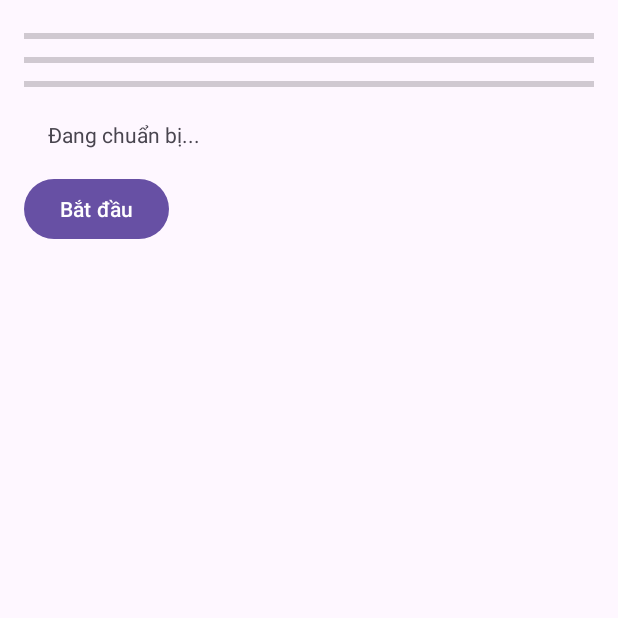
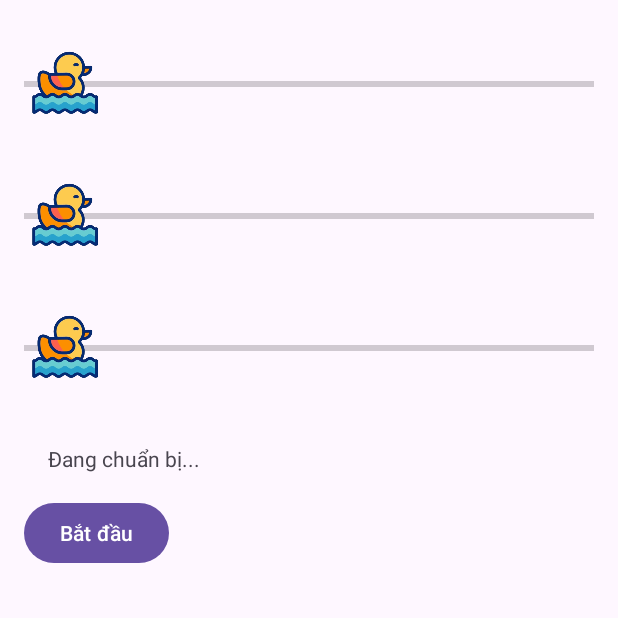
Before and after one commit to PanpaKawaii/MiniProject, an Android app: the RacingActivity screen opened directly, with no data from a screen before it, after a tap on "Bắt đầu", on a phone screen of 412 x 824 dp, the top half of it. Run offline under Robolectric (Android 15) with nearby library versions, the phone set to English and light mode, and no system bars.

Commit message:
duck animation

```diff
--- a/app/src/main/java/com/example/miniproject/MusicManager.java
+++ b/app/src/main/java/com/example/miniproject/MusicManager.java
@@ -11,11 +11,14 @@ public class MusicManager {
 
     /** Phát nhạc nền (loop) */
     public static void playBackground(Context context, int resId) {
-        stopBackground(); // dừng nhạc cũ nếu có
+        stopBackground();
         bgMusic = MediaPlayer.create(context, resId);
-        bgMusic.setLooping(true);
-        bgMusic.start();
+        if (bgMusic != null) {
+            bgMusic.setLooping(true);
+            bgMusic.start();
+        }
     }
+
 
     /** Dừng nhạc nền */
     public static void stopBackground() {
--- a/app/src/main/java/com/example/miniproject/RacingActivity.java
+++ b/app/src/main/java/com/example/miniproject/RacingActivity.java
@@ -4,6 +4,7 @@ import androidx.appcompat.app.AppCompatActivity;
 import android.os.Bundle;
 import android.os.Handler;
 import android.widget.Button;
+import android.widget.ImageView;
 import android.widget.ProgressBar;
 import android.widget.TextView;
 import java.util.Random;
@@ -12,12 +13,17 @@ public class RacingActivity extends AppCompatActivity {
     ProgressBar pb1, pb2, pb3;
     TextView tvResult;
     Button btnStart;
+    ImageView imgDuck1, imgDuck2, imgDuck3;
+
     Handler handler = new Handler();
     Random random = new Random();
     private static final int UPDATE_INTERVAL_MS = 50;
 
     int val1 = 0, val2 = 0, val3 = 0;
     boolean isRunning = false;
+
+    // Toggle để đổi ảnh tạo hiệu ứng chạy
+    boolean toggle1 = false, toggle2 = false, toggle3 = false;
 
     private void startRace() {
         // Reset
@@ -26,25 +32,29 @@ public class RacingActivity extends AppCompatActivity {
         pb2.setProgress(0);
         pb3.setProgress(0);
         tvResult.setText("Đang chuẩn bị...");
-        isRunning = false; // chưa cho chạy ngay
+        isRunning = false;
 
-        handler.postDelayed(updateRunnable, UPDATE_INTERVAL_MS);
-        // 1. Dừng nhạc nền chờ
+        // Reset vị trí vịt
+        imgDuck1.setX(0);
+        imgDuck2.setX(0);
+        imgDuck3.setX(0);
+
+        // Dừng nhạc nền chờ
         MusicManager.stopBackground();
 
-        // 2. Phát sound effect "Ready"
+        // Phát sound effect "Ready"
         MusicManager.playEffect(this, R.raw.readytorace);
 
-        // 3. Delay 2 giây rồi mới bắt đầu nhạc race + chạy thanh progress
+        // Delay 2s trước khi bắt đầu cuộc đua
         handler.postDelayed(() -> {
-            // 3.1 Phát nhạc nền cuộc đua
+            // Phát nhạc nền race
             MusicManager.playBackground(this, R.raw.backgoundrace);
 
-            // 3.2 Bắt đầu chạy
+            // Bắt đầu chạy
             isRunning = true;
+            tvResult.setText("Đang chạy...");
             handler.postDelayed(updateRunnable, UPDATE_INTERVAL_MS);
-            tvResult.setText("Đang chạy...");
-        }, 5000); // delay 2000ms = 2 giây (có thể chỉnh)
+        }, 5000); // 5 giây
     }
 
     private Runnable updateRunnable = new Runnable() {
@@ -60,6 +70,11 @@ public class RacingActivity extends AppCompatActivity {
             pb1.setProgress(val1);
             pb2.setProgress(val2);
             pb3.setProgress(val3);
+
+            // Di chuyển và đổi ảnh vịt
+            moveDuck(imgDuck1, pb1, val1, 1);
+            moveDuck(imgDuck2, pb2, val2, 2);
+            moveDuck(imgDuck3, pb3, val3, 3);
 
             // Kiểm tra điều kiện dừng
             int max1 = pb1.getMax();
@@ -79,19 +94,51 @@ public class RacingActivity extends AppCompatActivity {
         }
     };
 
+    // Di chuyển vịt và đổi ảnh để tạo animation
+    private void moveDuck(ImageView duck, ProgressBar pb, int progress, int duckIndex) {
+        int pbWidth = pb.getWidth();
+        int duckWidth = duck.getWidth();
+        float ratio = progress / (float) pb.getMax();
+        float newX = ratio * (pbWidth - duckWidth);
+        duck.setX(newX);
+
+        // Luân phiên đổi ảnh duck1 <-> duck2
+        switch (duckIndex) {
+            case 1:
+                toggle1 = !toggle1;
+                duck.setImageResource(toggle1 ? R.drawable.duck1 : R.drawable.duck2);
+                break;
+            case 2:
+                toggle2 = !toggle2;
+                duck.setImageResource(toggle2 ? R.drawable.duck1 : R.drawable.duck2);
+                break;
+            case 3:
+                toggle3 = !toggle3;
+                duck.setImageResource(toggle3 ? R.drawable.duck1 : R.drawable.duck2);
+                break;
+        }
+    }
+
     @Override
     protected void onCreate(Bundle savedInstanceState) {
         super.onCreate(savedInstanceState);
-
         MusicManager.playBackground(this, R.raw.backgoundwait);
 
         setContentView(R.layout.activity_racing);
 
+        // ProgressBar
         pb1 = findViewById(R.id.progressBar1);
         pb2 = findViewById(R.id.progressBar2);
         pb3 = findViewById(R.id.progressBar3);
+
+        // TextView + Button
         tvResult = findViewById(R.id.tvResult);
         btnStart = findViewById(R.id.btnStart);
+
+        // ImageView vịt
+        imgDuck1 = findViewById(R.id.imgDuck1);
+        imgDuck2 = findViewById(R.id.imgDuck2);
+        imgDuck3 = findViewById(R.id.imgDuck3);
 
         btnStart.setOnClickListener(v -> startRace());
     }
--- a/app/src/main/res/layout/activity_racing.xml
+++ b/app/src/main/res/layout/activity_racing.xml
@@ -8,29 +8,74 @@
     android:orientation="vertical"
     android:padding="16dp">
 
+    <!-- Đường chạy + vịt 1 -->
+    <FrameLayout
+        android:layout_width="match_parent"
+        android:layout_height="80dp"
+        android:layout_marginBottom="8dp">
+
         <ProgressBar
             android:id="@+id/progressBar1"
             style="?android:attr/progressBarStyleHorizontal"
             android:layout_width="match_parent"
-        android:layout_height="wrap_content"
+            android:layout_height="20dp"
             android:max="100"
-        android:progress="0" />
+            android:progress="0"
+            android:layout_gravity="center_vertical"/>
+
+        <ImageView
+            android:id="@+id/imgDuck1"
+            android:layout_width="60dp"
+            android:layout_height="60dp"
+            android:layout_gravity="center_vertical"
+            android:src="@drawable/duck1"/>
+    </FrameLayout>
+
+    <!-- Đường chạy + vịt 2 -->
+    <FrameLayout
+        android:layout_width="match_parent"
+        android:layout_height="80dp"
+        android:layout_marginBottom="8dp">
 
         <ProgressBar
             android:id="@+id/progressBar2"
             style="?android:attr/progressBarStyleHorizontal"
             android:layout_width="match_parent"
-        android:layout_height="wrap_content"
+            android:layout_height="20dp"
             android:max="100"
-        android:progress="0" />
+            android:progress="0"
+            android:layout_gravity="center_vertical"/>
+
+        <ImageView
+            android:id="@+id/imgDuck2"
+            android:layout_width="60dp"
+            android:layout_height="60dp"
+            android:layout_gravity="center_vertical"
+            android:src="@drawable/duck1"/>
+    </FrameLayout>
+
+    <!-- Đường chạy + vịt 3 -->
+    <FrameLayout
+        android:layout_width="match_parent"
+        android:layout_height="80dp"
+        android:layout_marginBottom="8dp">
 
         <ProgressBar
             android:id="@+id/progressBar3"
             style="?android:attr/progressBarStyleHorizontal"
             android:layout_width="match_parent"
-        android:layout_height="wrap_content"
+            android:layout_height="20dp"
             android:max="100"
-        android:progress="0" />
+            android:progress="0"
+            android:layout_gravity="center_vertical"/>
+
+        <ImageView
+            android:id="@+id/imgDuck3"
+            android:layout_width="60dp"
+            android:layout_height="60dp"
+            android:layout_gravity="center_vertical"
+            android:src="@drawable/duck1"/>
+    </FrameLayout>
 
     <TextView
         android:id="@+id/tvResult"
```
Also changed, not shown: app/src/main/res/drawable/duck1.png (added), app/src/main/res/drawable/duck2.png (added), app/src/main/res/raw/duck1.png (added), app/src/main/res/raw/duck2.png (added), 2 other files. Lines whose indentation alone changed are shown as unchanged.
